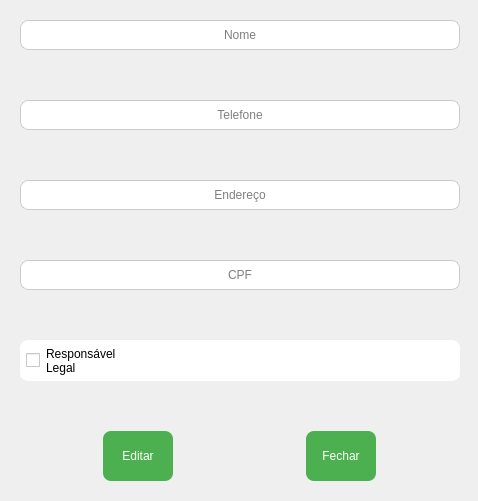
This is App/view/ui/parentInfo.ui in Caiquef80/Gerenciamento-Escolar as Qt 5 draws it before an edit. The edited form follows.
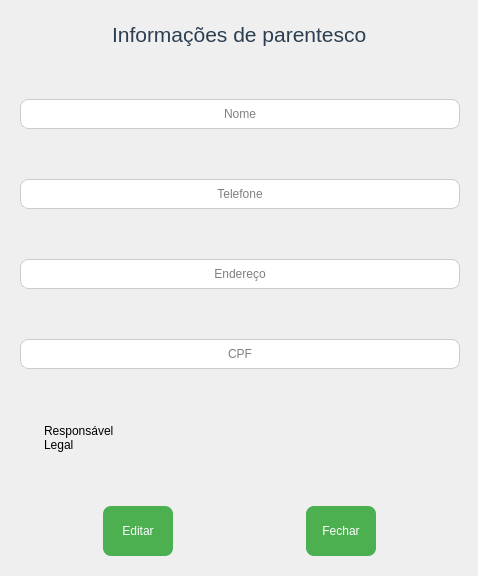
This is the edited form. Icons and pictures are not drawn.

Commit message: feat(tela deleteClass e registerParent) (#71)

```diff
--- a/App/view/ui/parentInfo.ui
+++ b/App/view/ui/parentInfo.ui
@@ -7,7 +7,7 @@
     <x>0</x>
     <y>0</y>
     <width>478</width>
-    <height>498</height>
+    <height>576</height>
    </rect>
   </property>
   <property name="windowTitle">
@@ -18,7 +18,14 @@
     <normaloff>imagens/68045.png</normaloff>imagens/68045.png</iconset>
   </property>
   <property name="styleSheet">
-   <string notr="true">QLineEdit {
+   <string notr="true">QLabel{
+ font-family: &quot;Segoe UI&quot;, &quot;Arial&quot;, sans-serif;
+    font-size: 16px;
+    font-weight: 500;   
+    color: #2c3e50;
+}
+
+QLineEdit {
     border: 1px solid #ccc;
     border-radius: 8px;
     padding: 6px;
@@ -30,8 +37,8 @@
 }
 QCheckBox {
     border-radius: 8px;
-    padding: 6px;
-    background: white;
+    padding: 4px;
+    background: transparent;
 }
 QPushButton {
     background-color: #4CAF50;
@@ -60,10 +67,21 @@
        <property name="styleSheet">
         <string notr="true"/>
        </property>
-       <layout class="QVBoxLayout" name="verticalLayout" stretch="0,0,0,0,0,0">
+       <layout class="QVBoxLayout" name="verticalLayout" stretch="0,0,0,0,0,0,0">
         <property name="spacing">
          <number>50</number>
         </property>
+        <item>
+         <layout class="QVBoxLayout" name="verticalLayout_3">
+          <item alignment="Qt::AlignHCenter">
+           <widget class="QLabel" name="label">
+            <property name="text">
+             <string>&lt;html&gt;&lt;head/&gt;&lt;body&gt;&lt;p&gt;&lt;span style=&quot; font-size:16pt; font-weight:400;&quot;&gt;Informações de parentesco&lt;/span&gt;&lt;/p&gt;&lt;/body&gt;&lt;/html&gt;</string>
+            </property>
+           </widget>
+          </item>
+         </layout>
+        </item>
         <item>
          <widget class="QLineEdit" name="lineEdit">
           <property name="alignment">
@@ -106,6 +124,18 @@
         </item>
         <item>
          <widget class="QCheckBox" name="checkBox">
+          <property name="minimumSize">
+           <size>
+            <width>0</width>
+            <height>0</height>
+           </size>
+          </property>
+          <property name="maximumSize">
+           <size>
+            <width>16777215</width>
+            <height>16777215</height>
+           </size>
+          </property>
           <property name="text">
            <string>Responsável 
 Legal</string>
```
The commit also changes 9 other files.
